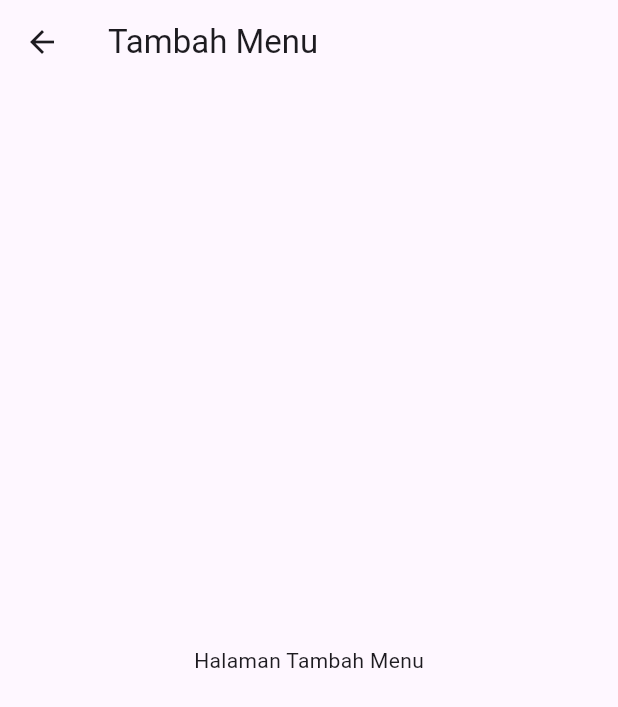
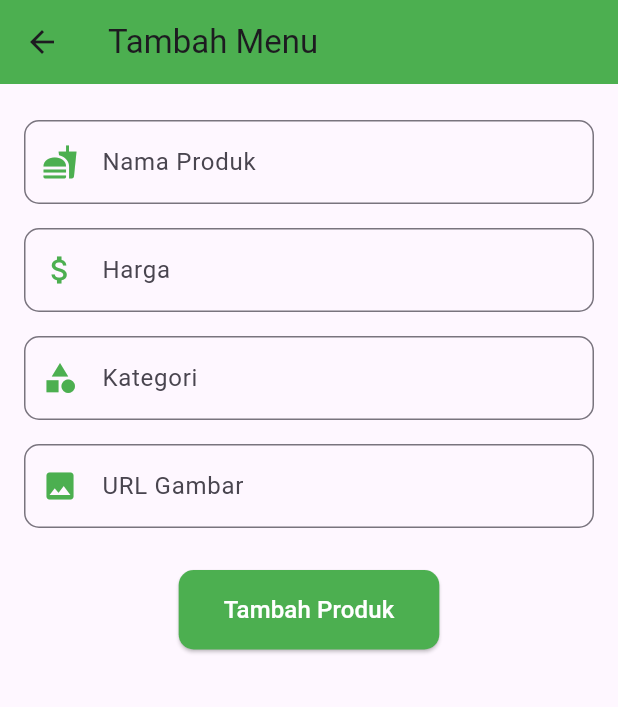
Before and after one commit to okanfdlh/aplikasi-kasir-warkop, a Flutter app: the screen it shows after launch, after a tap on "Tambah Menu", on a phone screen of 412 x 824 dp. Shown: the top 707 px of the screen. Run offline on Flutter 3.47's test engine with Material 3 defaults, Android fonts, the phone set to English and light mode, and no system bars; our stand-ins replace get; missing offline and left inert: mysql1; network calls fail.

Commit message:
menu_controller update

```diff
--- a/lib/controllers/menu_controller.dart
+++ b/lib/controllers/menu_controller.dart
@@ -53,11 +53,8 @@ class MenuController extends GetxController {
   var products = <Product>[].obs;
   var isLoading = true.obs;
 
-  @override
-  void onInit() {
-    fetchProducts();
-    super.onInit();
-  }
+
+
 
   void fetchProducts() async {
   try {
@@ -79,4 +76,3 @@ class MenuController extends GetxController {
     isLoading(false);
   }
 }
-}
--- a/lib/main.dart
+++ b/lib/main.dart
@@ -1,5 +1,5 @@
 import 'package:flutter/material.dart';
-import 'package:coba1/views/menu_page.dart';  // Sesuaikan dengan struktur folder
+import 'package:coba1/views/menu_page.dart';
 import 'package:coba1/views/transaksi_page.dart';
 import 'package:coba1/views/tambah_menu_page.dart';
 
@@ -12,6 +12,10 @@ class MyApp extends StatelessWidget {
   Widget build(BuildContext context) {
     return MaterialApp(
       debugShowCheckedModeBanner: false,
+      theme: ThemeData(
+        primarySwatch: Colors.green, // Warna utama aplikasi
+        fontFamily: 'Roboto', // Font modern
+      ),
       home: HomePage(),
     );
   }
@@ -21,32 +25,73 @@ class HomePage extends StatelessWidget {
   @override
   Widget build(BuildContext context) {
     return Scaffold(
-      appBar: AppBar(title: Text("Kasir")),
-      body: Center(
+      body: Container(
+        width: double.infinity,
+        decoration: BoxDecoration(
+          gradient: LinearGradient(
+            colors: [Colors.green.shade700, Colors.green.shade400],
+            begin: Alignment.topCenter,
+            end: Alignment.bottomCenter,
+          ),
+        ),
         child: Column(
           mainAxisAlignment: MainAxisAlignment.center,
           children: [
-            ElevatedButton(
-              onPressed: () {
-                Navigator.push(context, MaterialPageRoute(builder: (context) => MenuPage()));
-              },
-              child: Text("Daftar Menu"),
+            Text(
+              "Kasir Rumah Seduh",
+              style: TextStyle(
+                fontSize: 28,
+                fontWeight: FontWeight.bold,
+                color: Colors.white,
+              ),
             ),
-            ElevatedButton(
-              onPressed: () {
-                Navigator.push(context, MaterialPageRoute(builder: (context) => TransaksiPage()));
-              },
-              child: Text("Transaksi"),
+            SizedBox(height: 30),
+
+            _buildMenuButton(
+              icon: Icons.menu_book,
+              label: "Daftar Menu",
+              context: context,
+              page: MenuPage(),
             ),
-            ElevatedButton(
-              onPressed: () {
-                Navigator.push(context, MaterialPageRoute(builder: (context) => TambahMenuPage()));
-              },
-              child: Text("Tambah Menu"),
+
+            _buildMenuButton(
+              icon: Icons.receipt_long,
+              label: "Transaksi",
+              context: context,
+              page: TransaksiPage(),
+            ),
+
+            _buildMenuButton(
+              icon: Icons.add_box,
+              label: "Tambah Menu",
+              context: context,
+              page: TambahMenuPage(),
             ),
           ],
         ),
       ),
     );
   }
+
+  Widget _buildMenuButton({required IconData icon, required String label, required BuildContext context, required Widget page}) {
+    return Padding(
+      padding: const EdgeInsets.symmetric(vertical: 10, horizontal: 40),
+      child: ElevatedButton.icon(
+        onPressed: () {
+          Navigator.push(context, MaterialPageRoute(builder: (context) => page));
+        },
+        icon: Icon(icon, size: 28, color: Colors.white),
+        label: Text(
+          label,
+          style: TextStyle(fontSize: 18, fontWeight: FontWeight.bold, color: Colors.white),
+        ),
+        style: ElevatedButton.styleFrom(
+          backgroundColor: Colors.green.shade800,
+          padding: EdgeInsets.symmetric(vertical: 14),
+          shape: RoundedRectangleBorder(borderRadius: BorderRadius.circular(12)),
+          elevation: 5,
+        ),
+      ),
+    );
+  }
 }
--- a/lib/views/tambah_menu_page.dart
+++ b/lib/views/tambah_menu_page.dart
@@ -1,11 +1,117 @@
 import 'package:flutter/material.dart';
+import 'package:mysql1/mysql1.dart';
 
-class TambahMenuPage extends StatelessWidget {
+class TambahMenuPage extends StatefulWidget {
+  @override
+  _TambahMenuPageState createState() => _TambahMenuPageState();
+}
+
+class _TambahMenuPageState extends State<TambahMenuPage> {
+  final TextEditingController nameController = TextEditingController();
+  final TextEditingController priceController = TextEditingController();
+  final TextEditingController categoryController = TextEditingController();
+  final TextEditingController imageController = TextEditingController();
+  bool isLoading = false;
+
+  Future<void> tambahProduk() async {
+    if (nameController.text.isEmpty ||
+        priceController.text.isEmpty ||
+        categoryController.text.isEmpty ||
+        imageController.text.isEmpty) {
+      _showSnackbar("Semua kolom harus diisi!", Colors.red);
+      return;
+    }
+
+    setState(() {
+      isLoading = true;
+    });
+
+    try {
+      // Konfigurasi koneksi MySQL
+      final settings = ConnectionSettings(
+        host: '192.168.1.10', // Gunakan IP lokal jika menggunakan emulator
+        port: 3306, // Port default MySQL
+        user: 'root', // Sesuaikan dengan Laragon
+        password: '', // Jika MySQL tidak memiliki password
+        db: 'rumahseduh', // Ganti dengan nama database kamu
+      );
+
+      final conn = await MySqlConnection.connect(settings);
+
+      // Query untuk menambahkan produk
+      await conn.query(
+        'INSERT INTO products (name, price, category, image) VALUES (?, ?, ?, ?)',
+        [nameController.text, priceController.text, categoryController.text, imageController.text],
+      );
+
+      await conn.close();
+
+      _showSnackbar("Produk berhasil ditambahkan!", Colors.green);
+      _clearFields();
+    } catch (e) {
+      _showSnackbar("Gagal menambahkan produk: $e", Colors.red);
+    } finally {
+      setState(() {
+        isLoading = false;
+      });
+    }
+  }
+
+  void _showSnackbar(String message, Color color) {
+    ScaffoldMessenger.of(context).showSnackBar(
+      SnackBar(content: Text(message), backgroundColor: color),
+    );
+  }
+
+  void _clearFields() {
+    nameController.clear();
+    priceController.clear();
+    categoryController.clear();
+    imageController.clear();
+  }
+
   @override
   Widget build(BuildContext context) {
     return Scaffold(
-      appBar: AppBar(title: Text("Tambah Menu")),
-      body: Center(child: Text("Halaman Tambah Menu")),
+      appBar: AppBar(title: Text("Tambah Menu"), backgroundColor: Colors.green),
+      body: Padding(
+        padding: EdgeInsets.all(16.0),
+        child: Column(
+          children: [
+            _buildTextField(nameController, "Nama Produk", Icons.fastfood),
+            _buildTextField(priceController, "Harga", Icons.attach_money, isNumber: true),
+            _buildTextField(categoryController, "Kategori", Icons.category),
+            _buildTextField(imageController, "URL Gambar", Icons.image),
+            SizedBox(height: 20),
+            ElevatedButton(
+              onPressed: isLoading ? null : tambahProduk,
+              style: ElevatedButton.styleFrom(
+                backgroundColor: Colors.green,
+                padding: EdgeInsets.symmetric(horizontal: 30, vertical: 15),
+                shape: RoundedRectangleBorder(borderRadius: BorderRadius.circular(10)),
+              ),
+              child: isLoading
+                  ? CircularProgressIndicator(color: Colors.white)
+                  : Text("Tambah Produk", style: TextStyle(fontSize: 16, color: Colors.white)),
+            ),
+          ],
+        ),
+      ),
+    );
+  }
+
+  Widget _buildTextField(TextEditingController controller, String hintText, IconData icon, {bool isNumber = false}) {
+    return Padding(
+      padding: const EdgeInsets.symmetric(vertical: 8.0),
+      child: TextField(
+        controller: controller,
+        keyboardType: isNumber ? TextInputType.number : TextInputType.text,
+        decoration: InputDecoration(
+          prefixIcon: Icon(icon, color: Colors.green),
+          hintText: hintText,
+          border: OutlineInputBorder(borderRadius: BorderRadius.circular(10)),
+        ),
+      ),
     );
   }
 }
--- a/pubspec.yaml
+++ b/pubspec.yaml
@@ -38,6 +38,7 @@ dependencies:
   get: ^4.6.6
   http: ^0.13.6
   intl: ^0.20.2
+  mysql1: ^0.19.2
 
 dev_dependencies:
   flutter_test:
```
Also changed, not shown: pubspec.lock.
